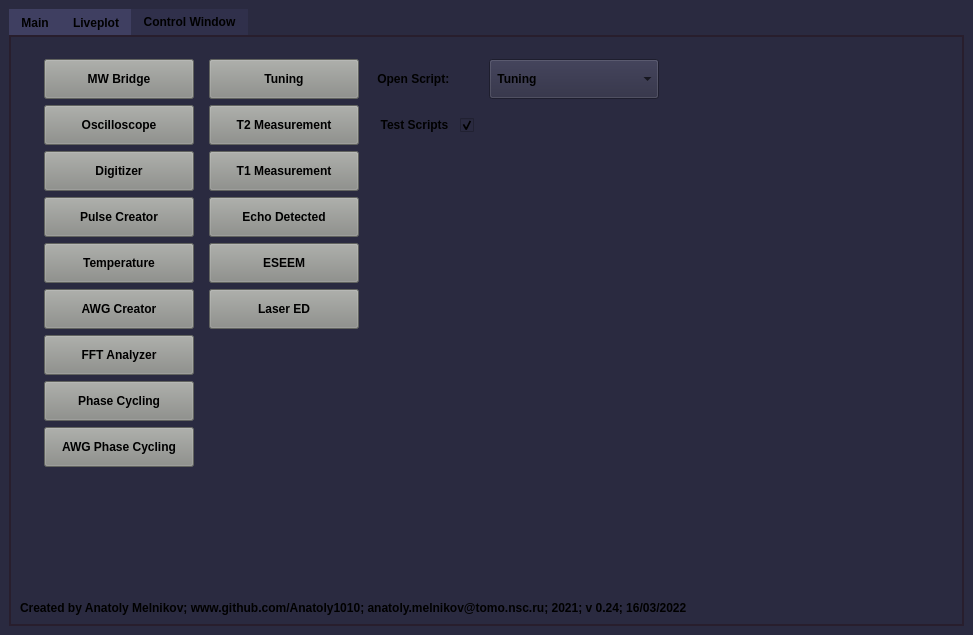
Qt form atomize/main/gui/main_window.ui (Anatoly1010/Atomize_NIOCH) before a commit.
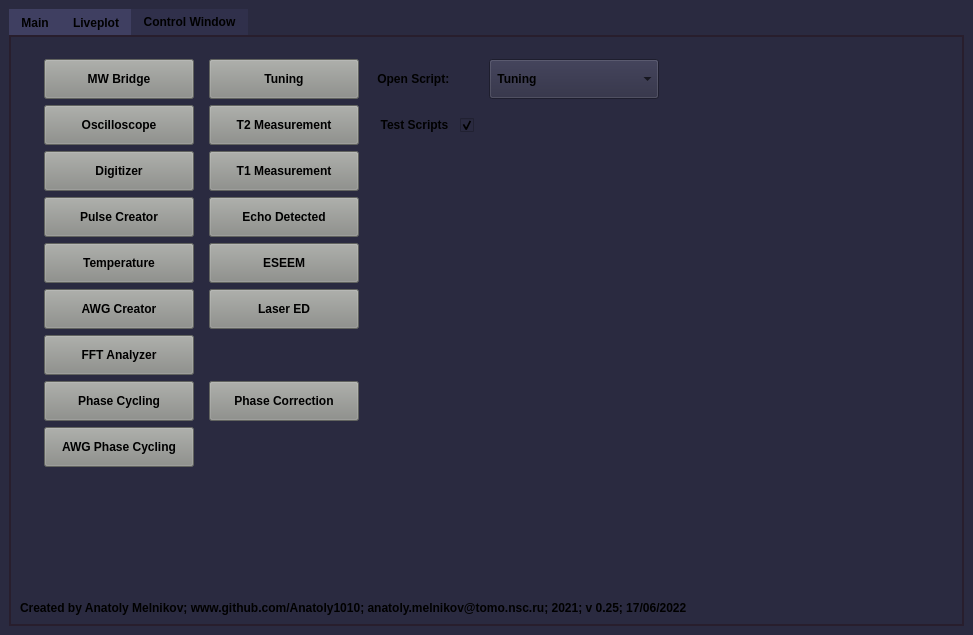
The same form after that commit. Custom widgets are drawn as their Qt base class.

Commit message:
17-06-2021; Phase correction UI is added
A simple UI for open 2D data and phase corrected it has been added

Patch:
```diff
--- a/atomize/main/gui/main_window.ui
+++ b/atomize/main/gui/main_window.ui
@@ -617,7 +617,7 @@
            </font>
           </property>
           <property name="text">
-           <string>Created by Anatoly Melnikov; www.github.com/Anatoly1010; anatoly.melnikov@tomo.nsc.ru; 2021; v 0.24; 16/03/2022</string>
+           <string>Created by Anatoly Melnikov; www.github.com/Anatoly1010; anatoly.melnikov@tomo.nsc.ru; 2021; v 0.25; 17/06/2022</string>
           </property>
          </widget>
         </item>
@@ -1129,6 +1129,28 @@
             </property>
            </widget>
           </item>
+          <item row="9" column="1">
+           <widget class="QPushButton" name="button_ph_cor">
+            <property name="minimumSize">
+             <size>
+              <width>0</width>
+              <height>40</height>
+             </size>
+            </property>
+            <property name="font">
+             <font>
+              <weight>75</weight>
+              <bold>true</bold>
+             </font>
+            </property>
+            <property name="styleSheet">
+             <string notr="true">background-color: rgb(136, 138, 133);</string>
+            </property>
+            <property name="text">
+             <string>Phase Correction</string>
+            </property>
+           </widget>
+          </item>
          </layout>
         </item>
        </layout>
```
The commit also changes 5 other files.
